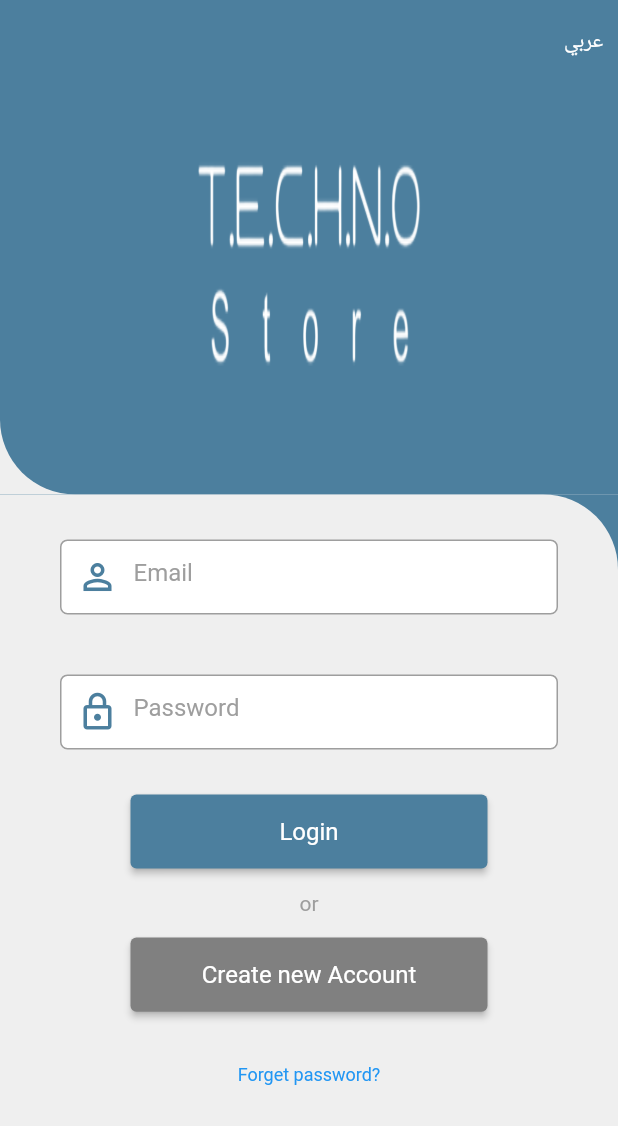
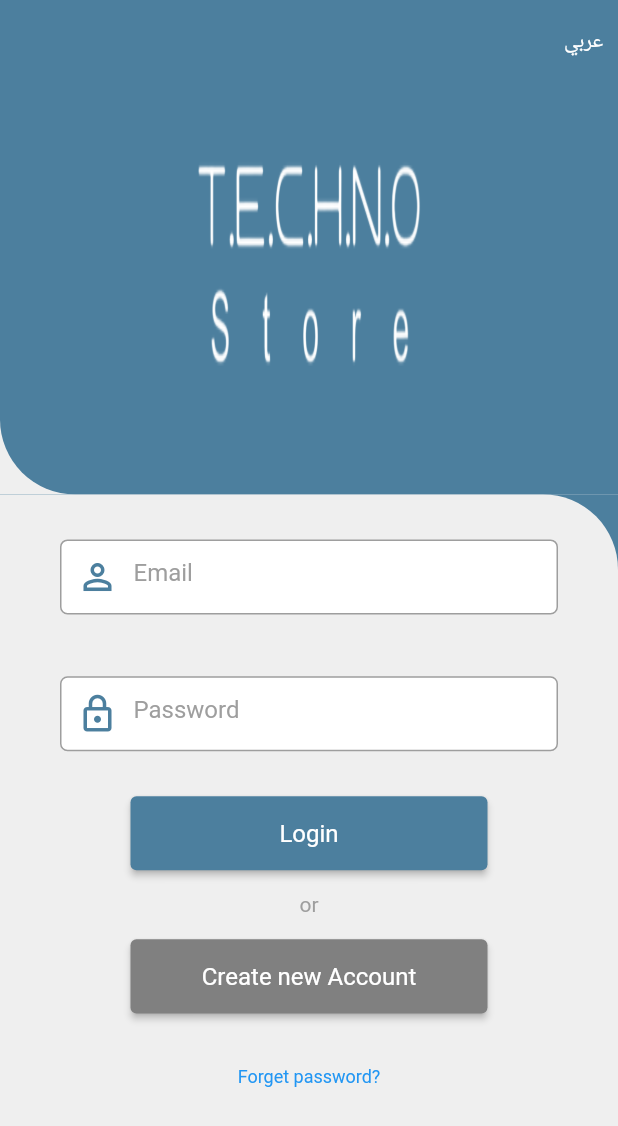
Before and after one commit to OdehMohamed/techno_store, a Flutter app: the screen it shows after launch, on a phone screen of 412 x 824 dp. Shown: the top 1126 px of the screen. Run offline on Flutter 3.47's test engine with Material 2 defaults, Android fonts, the phone set to English and light mode, and no system bars; drawn by our look-alikes of auto_size_text, modal_progress_hud_nsn; our stand-ins replace cloud_firestore, easy_localization, file_picker, firebase_auth, firebase_core, firebase_storage and 7 more; missing offline and left inert: dart:ffi, pattern_lock; accounts and stored records are empty.

Commit message:
fixing some bugs

```diff
--- a/lib/core/main_screen/view/main_screen.dart
+++ b/lib/core/main_screen/view/main_screen.dart
@@ -186,7 +186,7 @@ class _SignInState extends State<SignIn> {
                             },
                           ),
                         ),
-                        SizedBox(height: 40),
+                        SizedBox(height: height*0.05),
                         Container(
                           decoration: BoxDecoration(
                             color: ColorUtilities.white,
```
